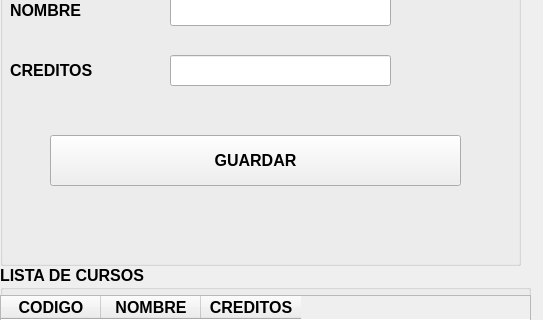
Bermejo-i/app-cursoidat, file view/frmcursos.ui: the form before one commit; both pictures show x 0 to 543 and y 155 to 475 of the 543 by 697 pixel window.
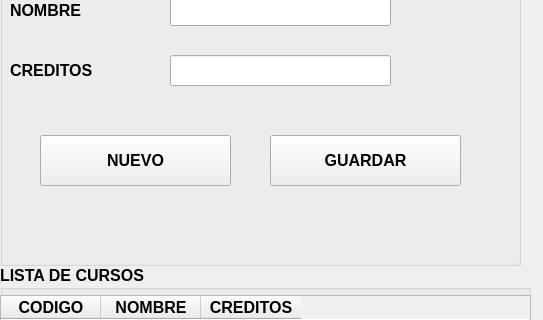
The form after the commit.

```diff
--- a/view/frmcursos.ui
+++ b/view/frmcursos.ui
@@ -128,9 +128,9 @@
     <widget class="QPushButton" name="btnguardar">
      <property name="geometry">
       <rect>
-       <x>50</x>
+       <x>270</x>
        <y>230</y>
-       <width>411</width>
+       <width>191</width>
        <height>51</height>
       </rect>
      </property>
@@ -138,6 +138,19 @@
       <string>GUARDAR</string>
      </property>
     </widget>
+    <widget class="QPushButton" name="btnnuevo">
+     <property name="geometry">
+      <rect>
+       <x>40</x>
+       <y>230</y>
+       <width>191</width>
+       <height>51</height>
+      </rect>
+     </property>
+     <property name="text">
+      <string>NUEVO</string>
+     </property>
+    </widget>
    </widget>
    <widget class="QGroupBox" name="groupBox_2">
     <property name="geometry">
```
